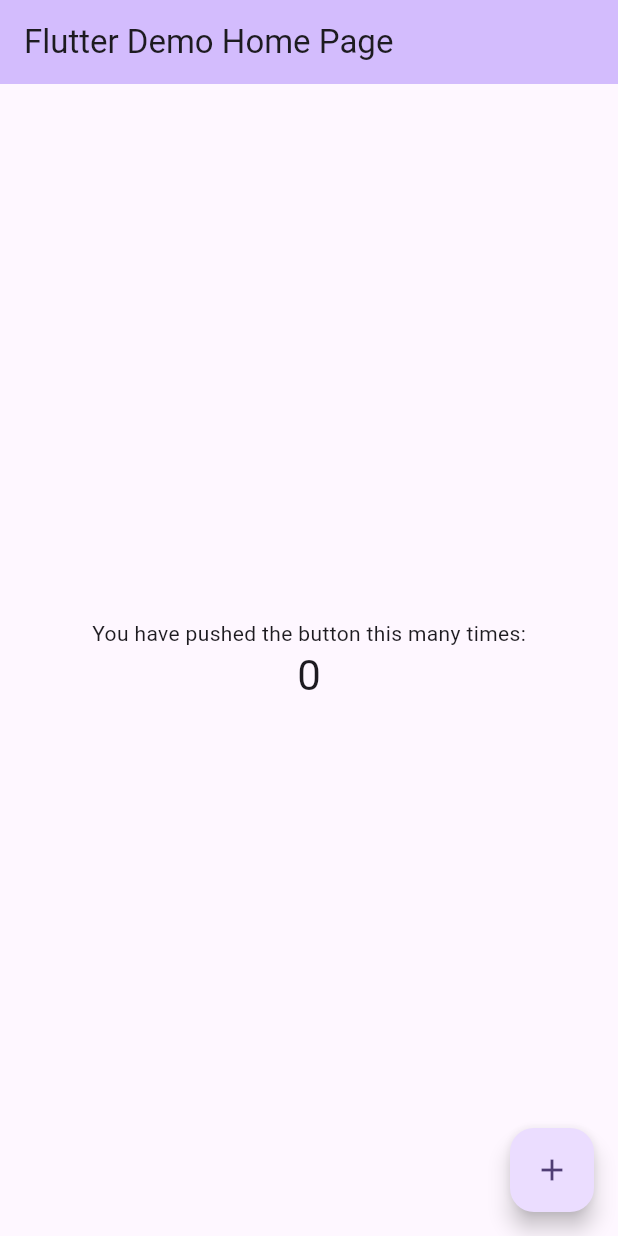
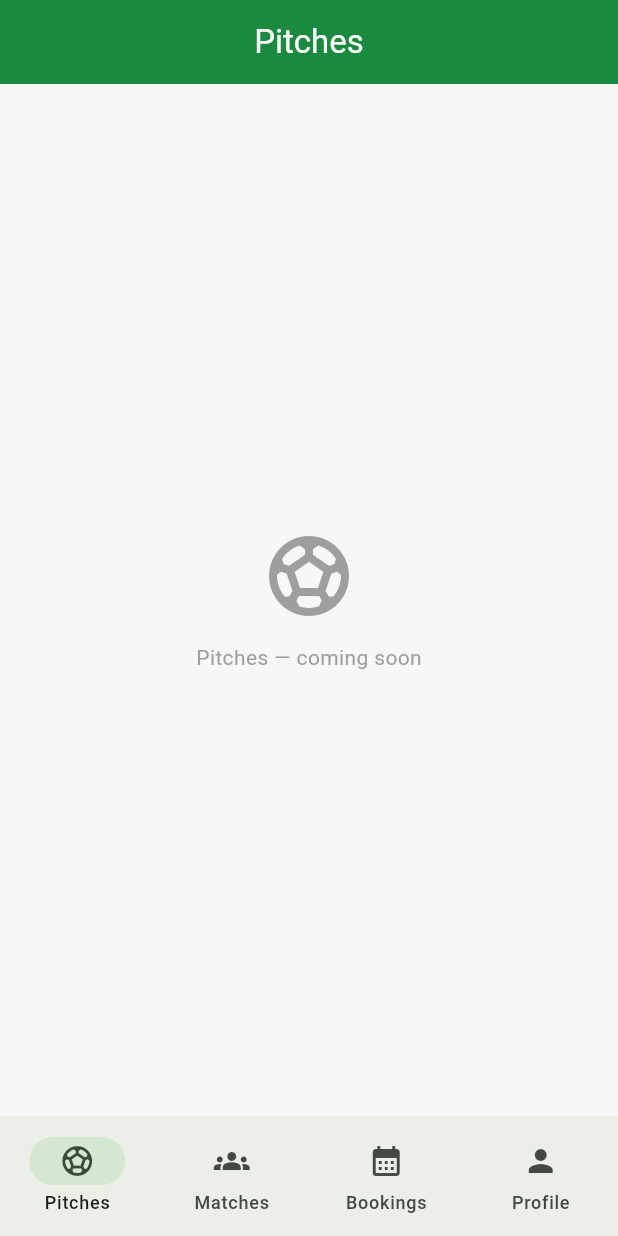
Before and after one commit to pitchou1837/terrain_express_frontend, a Flutter app: the screen it shows after launch, on a phone screen of 412 x 824 dp. Run offline on Flutter 3.47's test engine with Material 3 defaults, Android fonts, the phone set to English and light mode, and no system bars; our stand-ins replace flutter_secure_storage.

Commit message:
Foundation: theme, models, API client, navigation

```diff
--- /dev/null
+++ b/lib/core/constants.dart
@@ -0,0 +1,9 @@
+class AppConstants {
+  // Backend URL — we'll change it when Walid deploys the API
+  static const String baseUrl = 'http://localhost:8000/api';
+
+  // true = use fake data until the backend is ready
+  static const bool useMock = true;
+
+  static const String appName = 'Terrain Express';
+}
--- /dev/null
+++ b/lib/core/theme.dart
@@ -0,0 +1,43 @@
+import 'package:flutter/material.dart';
+
+class AppColors {
+  static const primary = Color(0xFF1B8A3E);    // pitch green
+  static const secondary = Color(0xFFF5A623);  // orange accent
+  static const background = Color(0xFFF6F8F7);
+  static const error = Color(0xFFD64545);
+}
+
+class AppTheme {
+  static ThemeData get light => ThemeData(
+    useMaterial3: true,
+    colorScheme: ColorScheme.fromSeed(
+      seedColor: AppColors.primary,
+      primary: AppColors.primary,
+      secondary: AppColors.secondary,
+      error: AppColors.error,
+    ),
+    scaffoldBackgroundColor: AppColors.background,
+    appBarTheme: const AppBarTheme(
+      centerTitle: true,
+      backgroundColor: AppColors.primary,
+      foregroundColor: Colors.white,
+    ),
+    elevatedButtonTheme: ElevatedButtonThemeData(
+      style: ElevatedButton.styleFrom(
+        backgroundColor: AppColors.primary,
+        foregroundColor: Colors.white,
+        minimumSize: const Size.fromHeight(48),
+        shape: RoundedRectangleBorder(
+          borderRadius: BorderRadius.circular(12),
+        ),
+      ),
+    ),
+    inputDecorationTheme: InputDecorationTheme(
+      filled: true,
+      fillColor: Colors.white,
+      border: OutlineInputBorder(
+        borderRadius: BorderRadius.circular(12),
+      ),
+    ),
+  );
+}
--- /dev/null
+++ b/lib/features/home_shell.dart
@@ -0,0 +1,73 @@
+import 'package:flutter/material.dart';
+import 'package:terrain_express/widgets/placeholder_screen.dart';
+
+/// Bottom navigation for PLAYERS
+class PlayerShell extends StatefulWidget {
+  const PlayerShell({super.key});
+
+  @override
+  State<PlayerShell> createState() => _PlayerShellState();
+}
+
+class _PlayerShellState extends State<PlayerShell> {
+  int _index = 0;
+
+  // Replace each placeholder with the real screen later
+  final _screens = const [
+    PlaceholderScreen(title: 'Pitches', icon: Icons.sports_soccer),     // Amine
+    PlaceholderScreen(title: 'Matches', icon: Icons.groups),            // Akram
+    PlaceholderScreen(title: 'My bookings', icon: Icons.calendar_month),// Amine
+    PlaceholderScreen(title: 'Profile', icon: Icons.person),            // Akram
+  ];
+
+  @override
+  Widget build(BuildContext context) {
+    return Scaffold(
+      body: IndexedStack(index: _index, children: _screens),
+      bottomNavigationBar: NavigationBar(
+        selectedIndex: _index,
+        onDestinationSelected: (i) => setState(() => _index = i),
+        destinations: const [
+          NavigationDestination(icon: Icon(Icons.sports_soccer), label: 'Pitches'),
+          NavigationDestination(icon: Icon(Icons.groups), label: 'Matches'),
+          NavigationDestination(icon: Icon(Icons.calendar_month), label: 'Bookings'),
+          NavigationDestination(icon: Icon(Icons.person), label: 'Profile'),
+        ],
+      ),
+    );
+  }
+}
+
+/// Bottom navigation for PITCH OWNERS (Akram's part)
+class OwnerShell extends StatefulWidget {
+  const OwnerShell({super.key});
+
+  @override
+  State<OwnerShell> createState() => _OwnerShellState();
+}
+
+class _OwnerShellState extends State<OwnerShell> {
+  int _index = 0;
+
+  final _screens = const [
+    PlaceholderScreen(title: 'My pitches', icon: Icons.stadium),
+    PlaceholderScreen(title: 'Bookings', icon: Icons.event_note),
+    PlaceholderScreen(title: 'Profile', icon: Icons.person),
+  ];
+
+  @override
+  Widget build(BuildContext context) {
+    return Scaffold(
+      body: IndexedStack(index: _index, children: _screens),
+      bottomNavigationBar: NavigationBar(
+        selectedIndex: _index,
+        onDestinationSelected: (i) => setState(() => _index = i),
+        destinations: const [
+          NavigationDestination(icon: Icon(Icons.stadium), label: 'My pitches'),
+          NavigationDestination(icon: Icon(Icons.event_note), label: 'Bookings'),
+          NavigationDestination(icon: Icon(Icons.person), label: 'Profile'),
+        ],
+      ),
+    );
+  }
+}
--- a/lib/main.dart
+++ b/lib/main.dart
@@ -1,122 +1,24 @@
 import 'package:flutter/material.dart';
+import 'core/constants.dart';
+import 'core/theme.dart';
+import 'features/home_shell.dart';
 
 void main() {
-  runApp(const MyApp());
+  runApp(const TerrainExpressApp());
 }
 
-class MyApp extends StatelessWidget {
-  const MyApp({super.key});
+class TerrainExpressApp extends StatelessWidget {
+  const TerrainExpressApp({super.key});
 
-  // This widget is the root of your application.
   @override
   Widget build(BuildContext context) {
     return MaterialApp(
-      title: 'Flutter Demo',
-      theme: ThemeData(
-        // This is the theme of your application.
-        //
-        // TRY THIS: Try running your application with "flutter run". You'll see
-        // the application has a purple toolbar. Then, without quitting the app,
-        // try changing the seedColor in the colorScheme below to Colors.green
-        // and then invoke "hot reload" (save your changes or press the "hot
-        // reload" button in a Flutter-supported IDE, or press "r" if you used
-        // the command line to start the app).
-        //
-        // Notice that the counter didn't reset back to zero; the application
-        // state is not lost during the reload. To reset the state, use hot
-        // restart instead.
-        //
-        // This works for code too, not just values: Most code changes can be
-        // tested with just a hot reload.
-        colorScheme: .fromSeed(seedColor: Colors.deepPurple),
-      ),
-      home: const MyHomePage(title: 'Flutter Demo Home Page'),
+      title: AppConstants.appName,
+      debugShowCheckedModeBanner: false,
+      theme: AppTheme.light,
+      // Temporary: goes straight to the player home.
+      // Later: Login screen → PlayerShell or OwnerShell depending on role.
+      home: const PlayerShell(),
     );
   }
 }
-
-class MyHomePage extends StatefulWidget {
-  const MyHomePage({super.key, required this.title});
-
-  // This widget is the home page of your application. It is stateful, meaning
-  // that it has a State object (defined below) that contains fields that affect
-  // how it looks.
-
-  // This class is the configuration for the state. It holds the values (in this
-  // case the title) provided by the parent (in this case the App widget) and
-  // used by the build method of the State. Fields in a Widget subclass are
-  // always marked "final".
-
-  final String title;
-
-  @override
-  State<MyHomePage> createState() => _MyHomePageState();
-}
-
-class _MyHomePageState extends State<MyHomePage> {
-  int _counter = 0;
-
-  void _incrementCounter() {
-    setState(() {
-      // This call to setState tells the Flutter framework that something has
-      // changed in this State, which causes it to rerun the build method below
-      // so that the display can reflect the updated values. If we changed
-      // _counter without calling setState(), then the build method would not be
-      // called again, and so nothing would appear to happen.
-      _counter++;
-    });
-  }
-
-  @override
-  Widget build(BuildContext context) {
-    // This method is rerun every time setState is called, for instance as done
-    // by the _incrementCounter method above.
-    //
-    // The Flutter framework has been optimized to make rerunning build methods
-    // fast, so that you can just rebuild anything that needs updating rather
-    // than having to individually change instances of widgets.
-    return Scaffold(
-      appBar: AppBar(
-        // TRY THIS: Try changing the color here to a specific color (to
-        // Colors.amber, perhaps?) and trigger a hot reload to see the AppBar
-        // change color while the other colors stay the same.
-        backgroundColor: Theme.of(context).colorScheme.inversePrimary,
-        // Here we take the value from the MyHomePage object that was created by
-        // the App.build method, and use it to set our appbar title.
-        title: Text(widget.title),
-      ),
-      body: Center(
-        // Center is a layout widget. It takes a single child and positions it
-        // in the middle of the parent.
-        child: Column(
-          // Column is also a layout widget. It takes a list of children and
-          // arranges them vertically. By default, it sizes itself to fit its
-          // children horizontally, and tries to be as tall as its parent.
-          //
-          // Column has various properties to control how it sizes itself and
-          // how it positions its children. Here we use mainAxisAlignment to
-          // center the children vertically; the main axis here is the vertical
-          // axis because Columns are vertical (the cross axis would be
-          // horizontal).
-          //
-          // TRY THIS: Invoke "debug painting" (choose the "Toggle Debug Paint"
-          // action in the IDE, or press "p" in the console), to see the
-          // wireframe for each widget.
-          mainAxisAlignment: .center,
-          children: [
-            const Text('You have pushed the button this many times:'),
-            Text(
-              '$_counter',
-              style: Theme.of(context).textTheme.headlineMedium,
-            ),
-          ],
-        ),
-      ),
-      floatingActionButton: FloatingActionButton(
-        onPressed: _incrementCounter,
-        tooltip: 'Increment',
-        child: const Icon(Icons.add),
-      ),
-    );
-  }
-}
--- /dev/null
+++ b/lib/widgets/placeholder_screen.dart
@@ -0,0 +1,31 @@
+import 'package:flutter/material.dart';
+
+/// Temporary screen until the real one is built
+class PlaceholderScreen extends StatelessWidget {
+  final String title;
+  final IconData icon;
+
+  const PlaceholderScreen({
+    super.key,
+    required this.title,
+    this.icon = Icons.construction,
+  });
+
+  @override
+  Widget build(BuildContext context) {
+    return Scaffold(
+      appBar: AppBar(title: Text(title)),
+      body: Center(
+        child: Column(
+          mainAxisSize: MainAxisSize.min,
+          children: [
+            Icon(icon, size: 64, color: Colors.grey),
+            const SizedBox(height: 12),
+            Text('$title — coming soon',
+                style: const TextStyle(color: Colors.grey)),
+          ],
+        ),
+      ),
+    );
+  }
+}
--- a/pubspec.yaml
+++ b/pubspec.yaml
@@ -34,6 +34,10 @@ dependencies:
   # The following adds the Cupertino Icons font to your application.
   # Use with the CupertinoIcons class for iOS style icons.
   cupertino_icons: ^1.0.8
+  http: ^1.6.0
+  provider: ^6.1.5+1
+  flutter_secure_storage: ^11.2.0
+  intl: ^0.20.3
 
 dev_dependencies:
   flutter_test:
```
Also changed, not shown: lib/core/api_client.dart (added, +77 -0 lines), lib/models/booking.dart (added, +46 -0 lines), lib/models/match.dart (added, +55 -0 lines), lib/models/pitch.dart (added, +47 -0 lines), lib/models/slot.dart (added, +35 -0 lines), lib/models/user.dart (added, +37 -0 lines), pubspec.lock, 1 other file.
